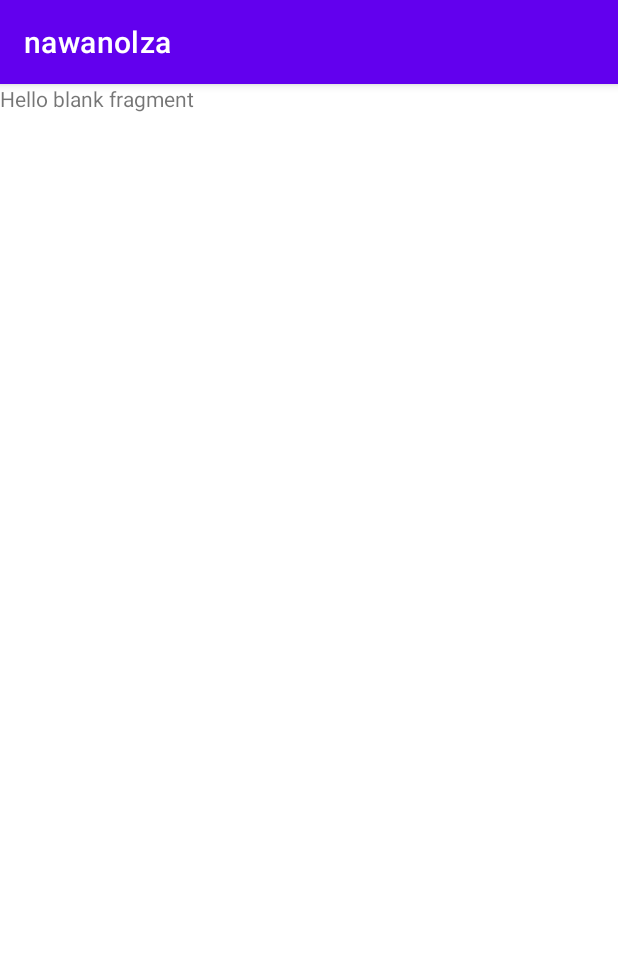
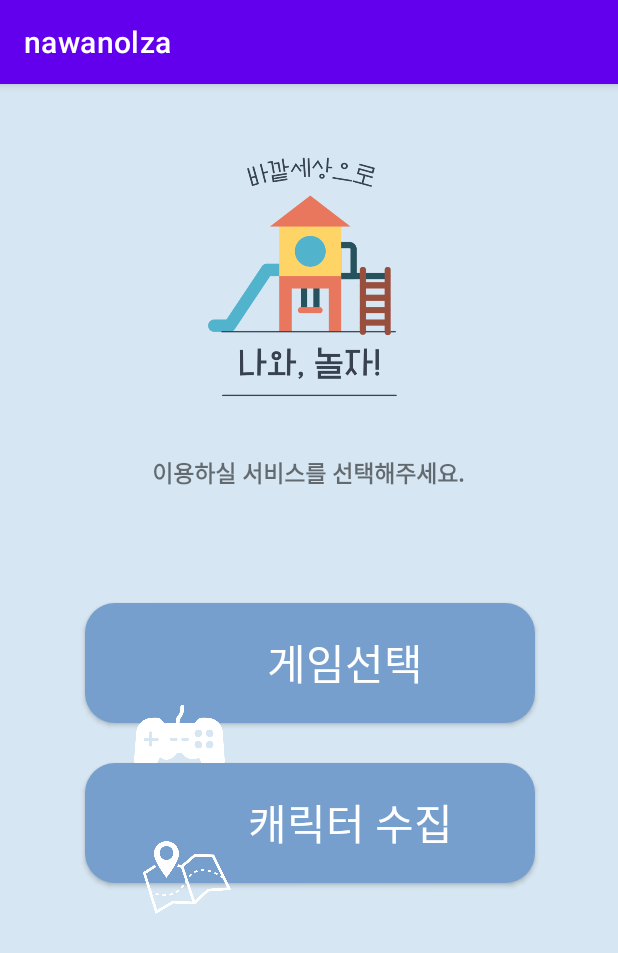
Before and after one commit to spy03128/NawaNolza, an Android app: the fragment HomeFragment shown on its own in the app's theme, on a phone screen of 412 x 824 dp. Shown: the top 953 px of the screen. Run offline under Robolectric (Android 15) with nearby library versions, the phone set to English and light mode, and no system bars.

Commit message:
S07P31D103-260 홈화면

```diff
--- a/nawanolza/client/app/src/main/res/layout/fragment_home.xml
+++ b/nawanolza/client/app/src/main/res/layout/fragment_home.xml
@@ -1,14 +1,94 @@
 <?xml version="1.0" encoding="utf-8"?>
 <androidx.constraintlayout.widget.ConstraintLayout xmlns:android="http://schemas.android.com/apk/res/android"
+    xmlns:app="http://schemas.android.com/apk/res-auto"
     xmlns:tools="http://schemas.android.com/tools"
     android:layout_width="match_parent"
     android:layout_height="match_parent"
+    android:background="@color/dark_background"
     tools:context=".fragment.HomeFragment">
 
-    <!-- TODO: Update blank fragment layout -->
     <TextView
-        android:layout_width="match_parent"
-        android:layout_height="match_parent"
-        android:text="@string/hello_blank_fragment" />
+        android:id="@+id/textView"
+        android:layout_width="240dp"
+        android:layout_height="49dp"
+        android:layout_marginBottom="484dp"
+        android:fontFamily="sans-serif"
+        android:gravity="center"
+        android:text="@string/home"
+        android:textFontWeight="1000"
+        android:textSize="15dp"
+        app:layout_constraintBottom_toBottomOf="parent"
+        app:layout_constraintEnd_toEndOf="parent"
+        app:layout_constraintHorizontal_bias="0.497"
+        app:layout_constraintStart_toStartOf="parent" />
+
+    <ImageView
+        android:id="@+id/imageView"
+        android:layout_width="222dp"
+        android:layout_height="209dp"
+        android:src="@drawable/logo"
+        app:layout_constraintBottom_toTopOf="@+id/textView"
+        app:layout_constraintEnd_toEndOf="parent"
+        app:layout_constraintHorizontal_bias="0.497"
+        app:layout_constraintStart_toStartOf="parent"
+        app:layout_constraintTop_toTopOf="parent"
+        app:layout_constraintVertical_bias="0.791" />
+
+    <androidx.appcompat.widget.AppCompatButton
+        android:id="@+id/buttonGame"
+        android:layout_width="300dp"
+        android:layout_height="80dp"
+        android:background="@drawable/button"
+        android:text="       게임선택"
+        android:textColor="@color/white"
+        android:textSize="28dp"
+
+        app:layout_constraintBottom_toBottomOf="parent"
+        app:layout_constraintEnd_toEndOf="parent"
+        app:layout_constraintHorizontal_bias="0.504"
+        app:layout_constraintStart_toStartOf="parent"
+        app:layout_constraintTop_toBottomOf="@+id/textView"
+        app:layout_constraintVertical_bias="0.153" />
+
+    <ImageView
+        android:layout_width="91dp"
+        android:layout_height="83dp"
+        android:src="@drawable/game_icon"
+        android:translationZ="2dp"
+        app:layout_constraintBottom_toBottomOf="parent"
+        app:layout_constraintEnd_toEndOf="parent"
+        app:layout_constraintHorizontal_bias="0.231"
+        app:layout_constraintStart_toStartOf="parent"
+        app:layout_constraintTop_toTopOf="parent"
+        app:layout_constraintVertical_bias="0.571" />
+
+    <androidx.appcompat.widget.AppCompatButton
+        android:id="@+id/buttonMap"
+        android:layout_width="300dp"
+        android:layout_height="80dp"
+        android:background="@drawable/button"
+        android:text="        캐릭터 수집"
+        android:textColor="@color/white"
+        android:textSize="28dp"
+
+        app:layout_constraintBottom_toBottomOf="parent"
+        app:layout_constraintEnd_toEndOf="parent"
+        app:layout_constraintHorizontal_bias="0.504"
+        app:layout_constraintStart_toStartOf="parent"
+        app:layout_constraintTop_toBottomOf="@+id/textView"
+        app:layout_constraintVertical_bias="0.418" />
+
+    <ImageView
+        android:layout_width="80dp"
+        android:layout_height="83dp"
+
+        android:src="@drawable/map_icon"
+        android:translationZ="2dp"
+        app:layout_constraintBottom_toBottomOf="parent"
+        app:layout_constraintEnd_toEndOf="parent"
+        app:layout_constraintHorizontal_bias="0.256"
+        app:layout_constraintStart_toStartOf="parent"
+        app:layout_constraintTop_toTopOf="parent"
+        app:layout_constraintVertical_bias="0.712" />
 
 </androidx.constraintlayout.widget.ConstraintLayout>
--- a/nawanolza/client/app/src/main/res/values/strings.xml
+++ b/nawanolza/client/app/src/main/res/values/strings.xml
@@ -3,5 +3,6 @@
     <!-- TODO: Remove or change this placeholder text -->
     <string name="hello_blank_fragment">Hello blank fragment</string>
     <string name="login">간편하게 로그인하고\n다양한 서비스를 이용해보세요.</string>
-    <string name="kakao_login">         카카오로 로그인하기</string>
+    <string name="kakao_login">          카카오로 로그인하기</string>
+    <string name="home">이용하실 서비스를 선택해주세요.</string>
 </resources>
```
Also changed, not shown: nawanolza/client/app/src/main/res/drawable/game_icon.png (added), nawanolza/client/app/src/main/res/drawable/map_icon.png (added).
